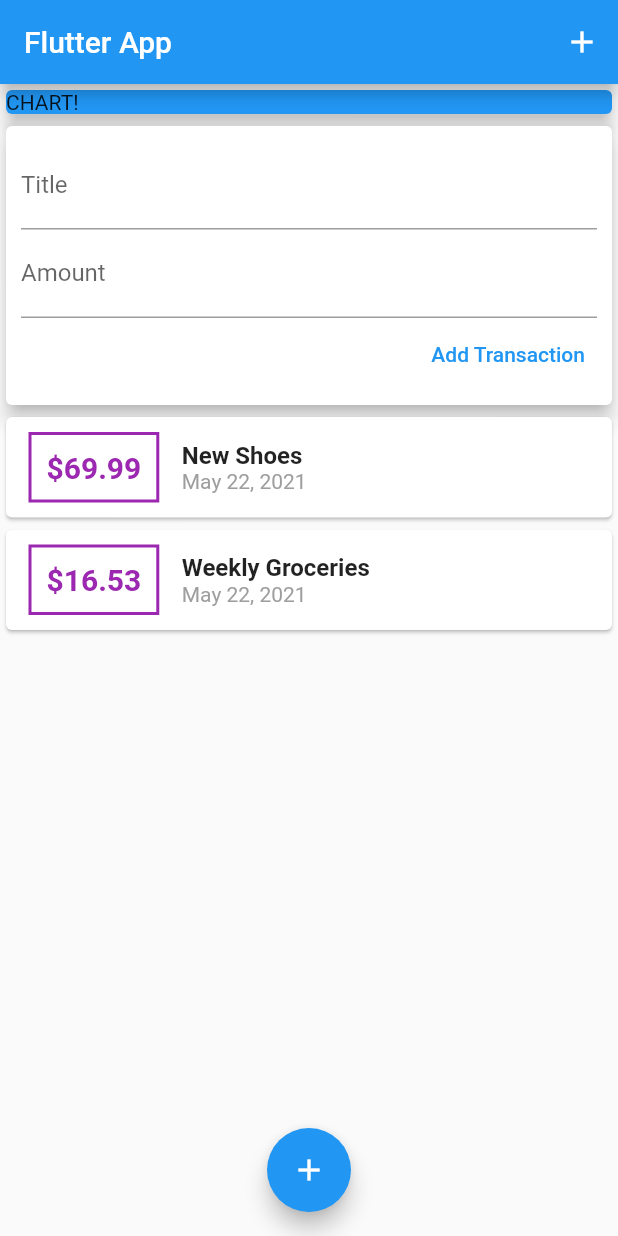
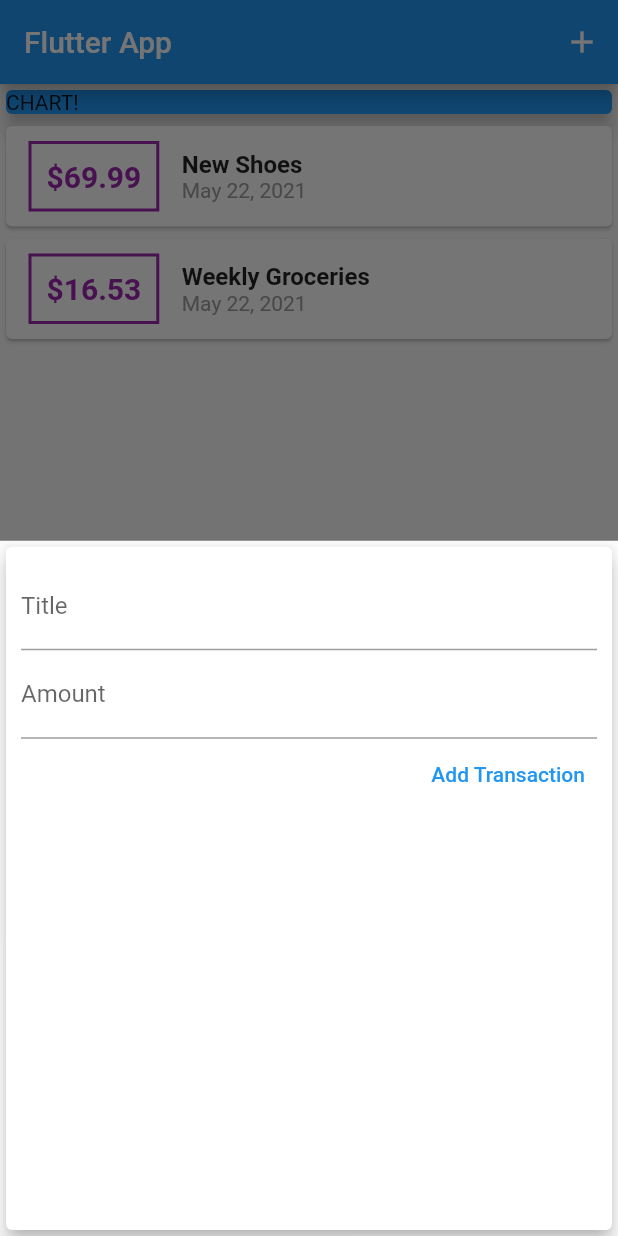
Before and after one commit to amrabdalfatah/Personal_Expenses, a Flutter app: the screen it shows after launch, after a tap on the "add" icon, on a phone screen of 412 x 824 dp. Run offline on Flutter 3.47's test engine with Material 2 defaults, Android fonts, the phone set to English and light mode, and no system bars.

```diff
--- a/lib/main.dart
+++ b/lib/main.dart
@@ -1,6 +1,8 @@
 import 'package:flutter/material.dart';
 
-import './widgets/user_transactions.dart';
+import './models/transaction.dart';
+import './widgets/new_transaction.dart';
+import './widgets/transaction_list.dart';
 
 void main() => runApp(MyApp());
 
@@ -14,7 +16,50 @@ class MyApp extends StatelessWidget {
   }
 }
 
-class MyHomePage extends StatelessWidget {
+class MyHomePage extends StatefulWidget {
+  @override
+  _MyHomePageState createState() => _MyHomePageState();
+}
+
+class _MyHomePageState extends State<MyHomePage> {
+  final List<Transaction> _userTransactions = [
+    Transaction(
+      id: 't1',
+      title: 'New Shoes',
+      amount: 69.99,
+      date: DateTime.now(),
+    ),
+    Transaction(
+      id: 't2',
+      title: 'Weekly Groceries',
+      amount: 16.53,
+      date: DateTime.now(),
+    ),
+  ];
+
+  // method to manage the data or to add new transaction to list
+  void _addNewTransaction(String txTitle, double txAmount) {
+    final newTx = Transaction(
+      id: DateTime.now().toString(),
+      title: txTitle,
+      amount: txAmount,
+      date: DateTime.now(),
+    );
+
+    setState(() {
+      _userTransactions.add(newTx);
+    });
+  }
+
+  void _startAddNewTransaction(BuildContext ctx) {
+    showModalBottomSheet(
+      context: ctx,
+      builder: (_) {
+        return NewTransaction(_addNewTransaction);
+      },
+    );
+  }
+
   @override
   Widget build(BuildContext context) {
     return Scaffold(
@@ -23,7 +68,7 @@ class MyHomePage extends StatelessWidget {
         actions: [
           IconButton(
             icon: Icon(Icons.add),
-            onPressed: () {},
+            onPressed: () => _startAddNewTransaction(context),
           ),
         ],
       ),
@@ -42,14 +87,14 @@ class MyHomePage extends StatelessWidget {
             ),
 
             // add UserTransaction which manage the new transaction and list of transaction
-            UserTransactions(),
+            TransactionList(_userTransactions),
           ],
         ),
       ),
       floatingActionButtonLocation: FloatingActionButtonLocation.centerFloat,
       floatingActionButton: FloatingActionButton(
         child: Icon(Icons.add),
-        onPressed: () {},
+        onPressed: () => _startAddNewTransaction(context),
       ),
     );
   }
--- a/lib/widgets/new_transaction.dart
+++ b/lib/widgets/new_transaction.dart
@@ -1,12 +1,18 @@
 import 'package:flutter/material.dart';
 
-class NewTransaction extends StatelessWidget {
+class NewTransaction extends StatefulWidget {
+  final Function addNewTransaction;
+
+  NewTransaction(this.addNewTransaction);
+
+  @override
+  _NewTransactionState createState() => _NewTransactionState();
+}
+
+class _NewTransactionState extends State<NewTransaction> {
   final titleController = TextEditingController();
   final amountController = TextEditingController();
 
-  final Function addNewTransaction;
-
-  NewTransaction(this.addNewTransaction);
   @override
   Widget build(BuildContext context) {
     return Card(
@@ -36,10 +42,12 @@ class NewTransaction extends StatelessWidget {
                   return;
                 }
 
-                addNewTransaction(
+                widget.addNewTransaction(
                   enteredTitle,
                   enteredAmount,
                 );
+
+                Navigator.of(context).pop();
               },
             ),
           ],
--- a/lib/widgets/user_transactions.dart
+++ /dev/null
@@ -1,54 +0,0 @@
-import 'package:flutter/material.dart';
-
-import './new_transaction.dart';
-import './transaction_list.dart';
-import '../models/transaction.dart';
-
-class UserTransactions extends StatefulWidget {
-  @override
-  _UserTransactionsState createState() => _UserTransactionsState();
-}
-
-class _UserTransactionsState extends State<UserTransactions> {
-  final List<Transaction> _userTransactions = [
-    Transaction(
-      id: 't1',
-      title: 'New Shoes',
-      amount: 69.99,
-      date: DateTime.now(),
-    ),
-    Transaction(
-      id: 't2',
-      title: 'Weekly Groceries',
-      amount: 16.53,
-      date: DateTime.now(),
-    ),
-  ];
-
-  // method to manage the data or to add new transaction to list
-  void _addNewTransaction(String txTitle, double txAmount) {
-    final newTx = Transaction(
-      id: DateTime.now().toString(),
-      title: txTitle,
-      amount: txAmount,
-      date: DateTime.now(),
-    );
-
-    setState(() {
-      _userTransactions.add(newTx);
-    });
-  }
-
-  @override
-  Widget build(BuildContext context) {
-    return Column(
-      children: [
-        // model of bottom sheet
-        NewTransaction(_addNewTransaction),
-
-        // show lists of transaction
-        TransactionList(_userTransactions),
-      ],
-    );
-  }
-}
```
